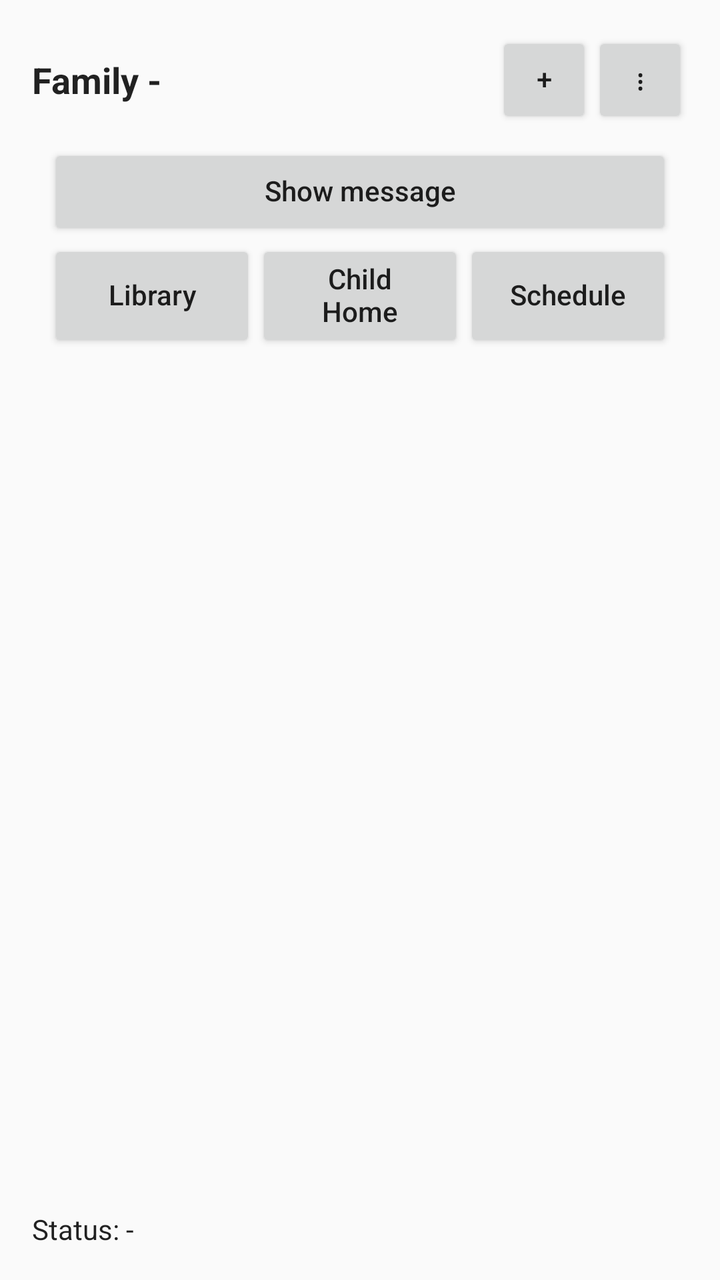
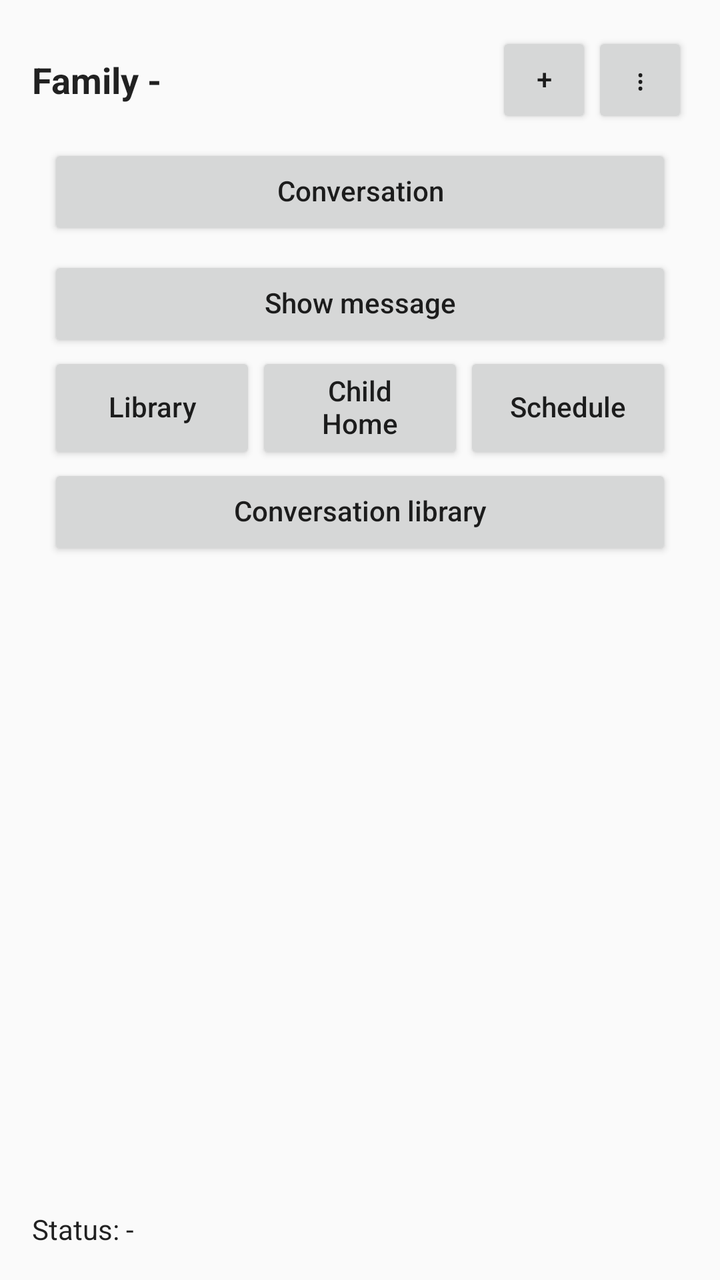

Compare the two renders of this Android layout. The source of the first and the diff that turns it into the second are given below.
<!-- AndroidManifest.xml: application theme Theme.Comuginator -->
<!-- res/layout/activity_family.xml -->
﻿<?xml version="1.0" encoding="utf-8"?>
<LinearLayout xmlns:android="http://schemas.android.com/apk/res/android"
    android:layout_width="match_parent"
    android:layout_height="match_parent"
    android:orientation="vertical"
    android:padding="16dp">

    <LinearLayout
        android:layout_width="match_parent"
        android:layout_height="wrap_content"
        android:gravity="center_vertical"
        android:orientation="horizontal">

        <TextView
            android:id="@+id/tvFamily"
            android:layout_width="0dp"
            android:layout_height="wrap_content"
            android:layout_weight="1"
            style="@style/ComuginatorText.Title"
            android:text="@string/family_title_placeholder"
            android:textSize="18sp"
            android:textStyle="bold" />

        <Button
            android:id="@+id/btnFamilyAdd"
            android:layout_width="48dp"
            android:layout_height="48dp"
            style="@style/ComuginatorButton"
            android:text="@string/plus" />

        <Button
            android:id="@+id/btnFamilyMore"
            style="@style/ComuginatorButton.More"
            android:text="@string/more" />
    </LinearLayout>

    
    <Button
        android:id="@+id/btnShowMessage"
        android:layout_width="match_parent"
        android:layout_height="wrap_content"
        android:layout_marginHorizontal="8dp"
        android:layout_marginTop="8dp"
        style="@style/ComuginatorButton"
        android:text="@string/show_message" />

    <LinearLayout
        android:layout_width="match_parent"
        android:layout_height="wrap_content"
        android:orientation="horizontal"
        android:paddingHorizontal="8dp"
        android:paddingBottom="0dp">

        <Button
            android:id="@+id/btnLibrary"
            android:layout_weight="1"
            android:layout_width="0dp"
            android:layout_height="match_parent"
            style="@style/ComuginatorButton.Secondary"
            android:text="@string/library" />

        <Button
            android:id="@+id/btnChildHome"
            android:layout_weight="1"
            android:layout_width="0dp"
            android:layout_height="match_parent"
            style="@style/ComuginatorButton.Secondary"
            android:text="@string/child_home" />

        <Button
            android:id="@+id/btnSchedule"
            android:layout_weight="1"
            android:layout_width="0dp"
            android:layout_height="match_parent"
            style="@style/ComuginatorButton.Secondary"
            android:text="@string/schedule" />

    </LinearLayout>

    <TextView
        android:id="@+id/tvInvite"
        android:layout_width="match_parent"
        android:layout_height="wrap_content"
        android:layout_marginTop="16dp"
        style="@style/ComuginatorText.Small"
        android:text="@string/invite_placeholder"
        android:visibility="gone"/>

    <ImageView
        android:id="@+id/ivInviteQr"
        android:layout_width="220dp"
        android:layout_height="220dp"
        android:layout_gravity="center_horizontal"
        android:layout_marginTop="12dp"
        android:contentDescription="@string/invite_qr_code"
        android:visibility="gone" />

    <FrameLayout
        android:layout_width="match_parent"
        android:layout_height="0dp"
        android:layout_weight="1"
        android:layout_marginTop="8dp">

        <androidx.recyclerview.widget.RecyclerView
            android:id="@+id/rvFamily"
            android:layout_width="match_parent"
            android:layout_height="match_parent" />

        <ProgressBar
            android:id="@+id/progressFamily"
            android:layout_width="48dp"
            android:layout_height="48dp"
            android:layout_gravity="center"
            android:visibility="gone" />

    </FrameLayout>

    <include layout="@layout/view_offline_banner" />

    <TextView
        android:id="@+id/tvStatus"
        android:layout_width="match_parent"
        android:layout_height="wrap_content"
        android:layout_marginTop="8dp"
        style="@style/ComuginatorText.Small"
        android:text="@string/status_placeholder" />

</LinearLayout>
<!-- res/layout/view_offline_banner.xml (included above) -->
<?xml version="1.0" encoding="utf-8"?>
<LinearLayout xmlns:android="http://schemas.android.com/apk/res/android"
    android:id="@+id/offlineBanner"
    android:layout_width="match_parent"
    android:layout_height="wrap_content"
    android:orientation="horizontal"
    android:gravity="center_vertical"
    android:paddingHorizontal="16dp"
    android:paddingVertical="4dp"
    android:visibility="gone">

    <TextView
        android:layout_width="0dp"
        android:layout_height="wrap_content"
        android:layout_weight="1"
        style="@style/ComuginatorText.Small"
        android:textStyle="bold"
        android:text="@string/offline_mode" />

    <Button
        android:id="@+id/btnReconnect"
        android:layout_width="wrap_content"
        android:layout_height="wrap_content"
        style="@style/ComuginatorButton.Secondary"
        android:text="@string/reconnect" />

</LinearLayout>
<!-- resources referenced by this layout -->
<resources>
  <string name="child_home">Child Home</string>
  <string name="family_title_placeholder">Family -</string>
  <string name="invite_placeholder">Invite: -</string>
  <string name="invite_qr_code">Invite QR code</string>
  <string name="library">Library</string>
  <string name="more">⋮</string>
  <string name="offline_mode">Offline mode</string>
  <string name="plus">+</string>
  <string name="reconnect">Reconnect</string>
  <string name="schedule">Schedule</string>
  <string name="show_message">Show message</string>
  <string name="status_placeholder">Status: -</string>
  <style name="ComuginatorButton">
          <item name="android:layout_height">48dp</item>
          <item name="android:minHeight">48dp</item>
  
          <item name="android:textAllCaps">false</item>
          <item name="android:gravity">center</item>
          <item name="android:textAlignment">center</item>
          <item name="android:maxLines">2</item>
          <item name="android:includeFontPadding">false</item>
  
          <item name="android:paddingStart">16dp</item>
          <item name="android:paddingEnd">16dp</item>
          <item name="android:paddingTop">0dp</item>
          <item name="android:paddingBottom">0dp</item>
      </style>
  <style name="ComuginatorButton.More" parent="ComuginatorButton">
          <item name="android:layout_width">48dp</item>
          <item name="android:layout_height">48dp</item>
      </style>
  <style name="ComuginatorButton.Secondary" parent="ComuginatorButton" />
  <style name="ComuginatorText.Small">
          <item name="android:textSize">14sp</item>
      </style>
  <style name="ComuginatorText.Title">
          <item name="android:textSize">22sp</item>
          <item name="android:textStyle">bold</item>
      </style>
  <style name="Theme.Comuginator" parent="Theme.AppCompat.DayNight.NoActionBar">
          <item name="colorPrimary">@android:color/holo_green_dark</item>
          <item name="colorPrimaryDark">@android:color/holo_green_dark</item>
          <item name="colorAccent">@android:color/holo_green_light</item>
      </style>
</resources>

<!-- the commit's change to res/layout/activity_family.xml (unified diff, before → after) -->
@@ -33,6 +33,16 @@
             style="@style/ComuginatorButton.More"
             android:text="@string/more" />
     </LinearLayout>
+
+    
+    <Button
+        android:id="@+id/btnConversation"
+        android:layout_width="match_parent"
+        android:layout_height="wrap_content"
+        android:layout_marginHorizontal="8dp"
+        android:layout_marginTop="8dp"
+        style="@style/ComuginatorButton"
+        android:text="@string/conversation_mode" />
 
     
     <Button
@@ -76,6 +86,15 @@
             android:text="@string/schedule" />
 
     </LinearLayout>
+
+    
+    <Button
+        android:id="@+id/btnConversationLibrary"
+        android:layout_width="match_parent"
+        android:layout_height="wrap_content"
+        android:layout_marginHorizontal="8dp"
+        style="@style/ComuginatorButton.Secondary"
+        android:text="@string/conversation_library" />
 
     <TextView
         android:id="@+id/tvInvite"
<!-- resource entries referenced after the edit -->
@@ -1,6 +1,8 @@
 <!-- resources referenced by this layout -->
 <resources>
   <string name="child_home">Child Home</string>
+  <string name="conversation_library">Conversation library</string>
+  <string name="conversation_mode">Conversation</string>
   <string name="family_title_placeholder">Family -</string>
   <string name="invite_placeholder">Invite: -</string>
   <string name="invite_qr_code">Invite QR code</string>
